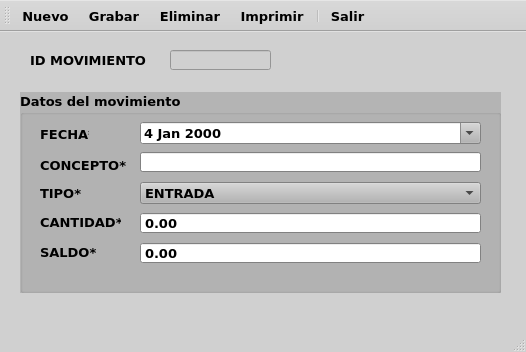
Before: the Qt Designer form ui/registro_ingresos_egresos.ui in EdwardsBC/SutrakomaqV2, drawn with Qt 5.
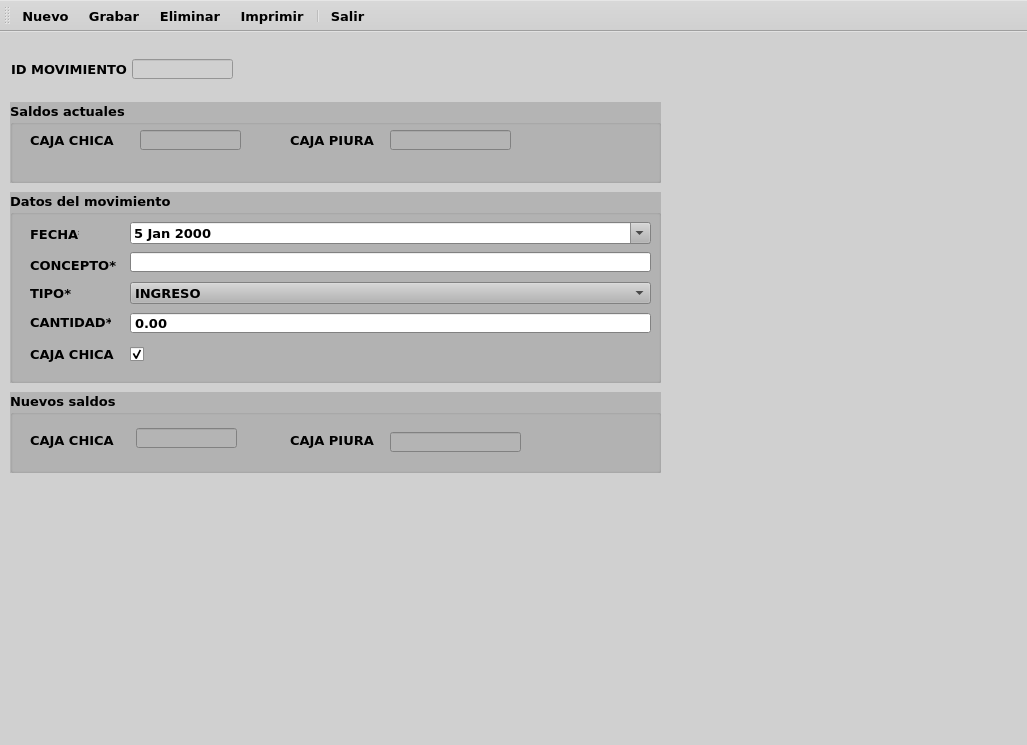
After: the same form once the commit is applied. Icons and pictures are not drawn.

Patch:
```diff
--- a/ui/registro_ingresos_egresos.ui
+++ b/ui/registro_ingresos_egresos.ui
@@ -6,8 +6,8 @@
    <rect>
     <x>0</x>
     <y>0</y>
-    <width>526</width>
-    <height>352</height>
+    <width>1027</width>
+    <height>745</height>
    </rect>
   </property>
   <property name="palette">
@@ -463,11 +463,31 @@
    <string>MainWindow</string>
   </property>
   <widget class="QWidget" name="centralwidget">
+   <widget class="QLineEdit" name="lineEdit">
+    <property name="enabled">
+     <bool>false</bool>
+    </property>
+    <property name="geometry">
+     <rect>
+      <x>132</x>
+      <y>27</y>
+      <width>101</width>
+      <height>20</height>
+     </rect>
+    </property>
+    <property name="font">
+     <font>
+      <family>Verdana</family>
+      <pointsize>10</pointsize>
+      <bold>true</bold>
+     </font>
+    </property>
+   </widget>
    <widget class="QLabel" name="label_5">
     <property name="geometry">
      <rect>
-      <x>30</x>
-      <y>20</y>
+      <x>11</x>
+      <y>29</y>
       <width>121</width>
       <height>16</height>
      </rect>
@@ -486,10 +506,10 @@
    <widget class="QGroupBox" name="groupBox_2">
     <property name="geometry">
      <rect>
-      <x>20</x>
-      <y>60</y>
-      <width>481</width>
-      <height>201</height>
+      <x>10</x>
+      <y>160</y>
+      <width>651</width>
+      <height>191</height>
      </rect>
     </property>
     <property name="palette">
@@ -999,25 +1019,12 @@
       <string>FECHA*</string>
      </property>
     </widget>
-    <widget class="QLabel" name="label_6">
-     <property name="geometry">
-      <rect>
-       <x>20</x>
-       <y>152</y>
-       <width>81</width>
-       <height>16</height>
-      </rect>
-     </property>
-     <property name="text">
-      <string>SALDO*</string>
-     </property>
-    </widget>
     <widget class="QDateEdit" name="dateEdit">
      <property name="geometry">
       <rect>
        <x>120</x>
        <y>30</y>
-       <width>341</width>
+       <width>521</width>
        <height>22</height>
       </rect>
      </property>
@@ -1026,12 +1033,12 @@
      </property>
      <property name="dateTime">
       <datetime>
-       <hour>13</hour>
+       <hour>19</hour>
        <minute>0</minute>
        <second>0</second>
        <year>2000</year>
        <month>1</month>
-       <day>4</day>
+       <day>5</day>
       </datetime>
      </property>
      <property name="currentSection">
@@ -1046,7 +1053,7 @@
       <rect>
        <x>120</x>
        <y>60</y>
-       <width>341</width>
+       <width>521</width>
        <height>20</height>
       </rect>
      </property>
@@ -1056,13 +1063,13 @@
       <rect>
        <x>120</x>
        <y>90</y>
-       <width>341</width>
+       <width>521</width>
        <height>22</height>
       </rect>
      </property>
      <item>
       <property name="text">
-       <string>ENTRADA</string>
+       <string>INGRESO</string>
       </property>
      </item>
      <item>
@@ -1076,7 +1083,7 @@
       <rect>
        <x>120</x>
        <y>120</y>
-       <width>341</width>
+       <width>521</width>
        <height>22</height>
       </rect>
      </property>
@@ -1090,38 +1097,1032 @@
       <double>9999999.990000000223517</double>
      </property>
     </widget>
-    <widget class="QDoubleSpinBox" name="doubleSpinBox_2">
+    <widget class="QCheckBox" name="checkBox">
      <property name="geometry">
       <rect>
        <x>120</x>
-       <y>150</y>
-       <width>341</width>
-       <height>22</height>
+       <y>152</y>
+       <width>21</width>
+       <height>20</height>
       </rect>
      </property>
-     <property name="frame">
+     <property name="text">
+      <string/>
+     </property>
+     <property name="checked">
       <bool>true</bool>
      </property>
-     <property name="buttonSymbols">
-      <enum>QAbstractSpinBox::NoButtons</enum>
+    </widget>
+    <widget class="QLabel" name="label_12">
+     <property name="geometry">
+      <rect>
+       <x>20</x>
+       <y>154</y>
+       <width>101</width>
+       <height>16</height>
+      </rect>
      </property>
-     <property name="maximum">
-      <double>9999999.990000000223517</double>
+     <property name="text">
+      <string>CAJA CHICA</string>
      </property>
     </widget>
    </widget>
-   <widget class="QLineEdit" name="lineEdit">
-    <property name="enabled">
-     <bool>false</bool>
+   <widget class="QGroupBox" name="groupBox_3">
+    <property name="geometry">
+     <rect>
+      <x>10</x>
+      <y>360</y>
+      <width>651</width>
+      <height>81</height>
+     </rect>
     </property>
+    <property name="palette">
+     <palette>
+      <active>
+       <colorrole role="WindowText">
+        <brush brushstyle="SolidPattern">
+         <color alpha="255">
+          <red>0</red>
+          <green>0</green>
+          <blue>0</blue>
+         </color>
+        </brush>
+       </colorrole>
+       <colorrole role="Button">
+        <brush brushstyle="SolidPattern">
+         <color alpha="255">
+          <red>180</red>
+          <green>180</green>
+          <blue>180</blue>
+         </color>
+        </brush>
+       </colorrole>
+       <colorrole role="Light">
+        <brush brushstyle="SolidPattern">
+         <color alpha="255">
+          <red>255</red>
+          <green>255</green>
+          <blue>255</blue>
+         </color>
+        </brush>
+       </colorrole>
+       <colorrole role="Midlight">
+        <brush brushstyle="SolidPattern">
+         <color alpha="255">
+          <red>217</red>
+          <green>217</green>
+          <blue>217</blue>
+         </color>
+        </brush>
+       </colorrole>
+       <colorrole role="Dark">
+        <brush brushstyle="SolidPattern">
+         <color alpha="255">
+          <red>90</red>
+          <green>90</green>
+          <blue>90</blue>
+         </color>
+        </brush>
+       </colorrole>
+       <colorrole role="Mid">
+        <brush brushstyle="SolidPattern">
+         <color alpha="255">
+          <red>120</red>
+          <green>120</green>
+          <blue>120</blue>
+         </color>
+        </brush>
+       </colorrole>
+       <colorrole role="Text">
+        <brush brushstyle="SolidPattern">
+         <color alpha="255">
+          <red>0</red>
+          <green>0</green>
+          <blue>0</blue>
+         </color>
+        </brush>
+       </colorrole>
+       <colorrole role="BrightText">
+        <brush brushstyle="SolidPattern">
+         <color alpha="255">
+          <red>255</red>
+          <green>255</green>
+          <blue>255</blue>
+         </color>
+        </brush>
+       </colorrole>
+       <colorrole role="ButtonText">
+        <brush brushstyle="SolidPattern">
+         <color alpha="255">
+          <red>0</red>
+          <green>0</green>
+          <blue>0</blue>
+         </color>
+        </brush>
+       </colorrole>
+       <colorrole role="Base">
+        <brush brushstyle="SolidPattern">
+         <color alpha="255">
+          <red>255</red>
+          <green>255</green>
+          <blue>255</blue>
+         </color>
+        </brush>
+       </colorrole>
+       <colorrole role="Window">
+        <brush brushstyle="SolidPattern">
+         <color alpha="255">
+          <red>180</red>
+          <green>180</green>
+          <blue>180</blue>
+         </color>
+        </brush>
+       </colorrole>
+       <colorrole role="Shadow">
+        <brush brushstyle="SolidPattern">
+         <color alpha="255">
+          <red>0</red>
+          <green>0</green>
+          <blue>0</blue>
+         </color>
+        </brush>
+       </colorrole>
+       <colorrole role="AlternateBase">
+        <brush brushstyle="SolidPattern">
+         <color alpha="255">
+          <red>217</red>
+          <green>217</green>
+          <blue>217</blue>
+         </color>
+        </brush>
+       </colorrole>
+       <colorrole role="ToolTipBase">
+        <brush brushstyle="SolidPattern">
+         <color alpha="255">
+          <red>255</red>
+          <green>255</green>
+          <blue>220</blue>
+         </color>
+        </brush>
+       </colorrole>
+       <colorrole role="ToolTipText">
+        <brush brushstyle="SolidPattern">
+         <color alpha="255">
+          <red>0</red>
+          <green>0</green>
+          <blue>0</blue>
+         </color>
+        </brush>
+       </colorrole>
+       <colorrole role="PlaceholderText">
+        <brush brushstyle="SolidPattern">
+         <color alpha="128">
+          <red>0</red>
+          <green>0</green>
+          <blue>0</blue>
+         </color>
+        </brush>
+       </colorrole>
+      </active>
+      <inactive>
+       <colorrole role="WindowText">
+        <brush brushstyle="SolidPattern">
+         <color alpha="255">
+          <red>0</red>
+          <green>0</green>
+          <blue>0</blue>
+         </color>
+        </brush>
+       </colorrole>
+       <colorrole role="Button">
+        <brush brushstyle="SolidPattern">
+         <color alpha="255">
+          <red>180</red>
+          <green>180</green>
+          <blue>180</blue>
+         </color>
+        </brush>
+       </colorrole>
+       <colorrole role="Light">
+        <brush brushstyle="SolidPattern">
+         <color alpha="255">
+          <red>255</red>
+          <green>255</green>
+          <blue>255</blue>
+         </color>
+        </brush>
+       </colorrole>
+       <colorrole role="Midlight">
+        <brush brushstyle="SolidPattern">
+         <color alpha="255">
+          <red>217</red>
+          <green>217</green>
+          <blue>217</blue>
+         </color>
+        </brush>
+       </colorrole>
+       <colorrole role="Dark">
+        <brush brushstyle="SolidPattern">
+         <color alpha="255">
+          <red>90</red>
+          <green>90</green>
+          <blue>90</blue>
+         </color>
+        </brush>
+       </colorrole>
+       <colorrole role="Mid">
+        <brush brushstyle="SolidPattern">
+         <color alpha="255">
+          <red>120</red>
+          <green>120</green>
+          <blue>120</blue>
+         </color>
+        </brush>
+       </colorrole>
+       <colorrole role="Text">
+        <brush brushstyle="SolidPattern">
+         <color alpha="255">
+          <red>0</red>
+          <green>0</green>
+          <blue>0</blue>
+         </color>
+        </brush>
+       </colorrole>
+       <colorrole role="BrightText">
+        <brush brushstyle="SolidPattern">
+         <color alpha="255">
+          <red>255</red>
+          <green>255</green>
+          <blue>255</blue>
+         </color>
+        </brush>
+       </colorrole>
+       <colorrole role="ButtonText">
+        <brush brushstyle="SolidPattern">
+         <color alpha="255">
+          <red>0</red>
+          <green>0</green>
+          <blue>0</blue>
+         </color>
+        </brush>
+       </colorrole>
+       <colorrole role="Base">
+        <brush brushstyle="SolidPattern">
+         <color alpha="255">
+          <red>255</red>
+          <green>255</green>
+          <blue>255</blue>
+         </color>
+        </brush>
+       </colorrole>
+       <colorrole role="Window">
+        <brush brushstyle="SolidPattern">
+         <color alpha="255">
+          <red>180</red>
+          <green>180</green>
+          <blue>180</blue>
+         </color>
+        </brush>
+       </colorrole>
+       <colorrole role="Shadow">
+        <brush brushstyle="SolidPattern">
+         <color alpha="255">
+          <red>0</red>
+          <green>0</green>
+          <blue>0</blue>
+         </color>
+        </brush>
+       </colorrole>
+       <colorrole role="AlternateBase">
+        <brush brushstyle="SolidPattern">
+         <color alpha="255">
+          <red>217</red>
+          <green>217</green>
+          <blue>217</blue>
+         </color>
+        </brush>
+       </colorrole>
+       <colorrole role="ToolTipBase">
+        <brush brushstyle="SolidPattern">
+         <color alpha="255">
+          <red>255</red>
+          <green>255</green>
+          <blue>220</blue>
+         </color>
+        </brush>
+       </colorrole>
+       <colorrole role="ToolTipText">
+        <brush brushstyle="SolidPattern">
+         <color alpha="255">
+          <red>0</red>
+          <green>0</green>
+          <blue>0</blue>
+         </color>
+        </brush>
+       </colorrole>
+       <colorrole role="PlaceholderText">
+        <brush brushstyle="SolidPattern">
+         <color alpha="128">
+          <red>0</red>
+          <green>0</green>
+          <blue>0</blue>
+         </color>
+        </brush>
+       </colorrole>
+      </inactive>
+      <disabled>
+       <colorrole role="WindowText">
+        <brush brushstyle="SolidPattern">
+         <color alpha="255">
+          <red>90</red>
+          <green>90</green>
+          <blue>90</blue>
+         </color>
+        </brush>
+       </colorrole>
+       <colorrole role="Button">
+        <brush brushstyle="SolidPattern">
+         <color alpha="255">
+          <red>180</red>
+          <green>180</green>
+          <blue>180</blue>
+         </color>
+        </brush>
+       </colorrole>
+       <colorrole role="Light">
+        <brush brushstyle="SolidPattern">
+         <color alpha="255">
+          <red>255</red>
+          <green>255</green>
+          <blue>255</blue>
+         </color>
+        </brush>
+       </colorrole>
+       <colorrole role="Midlight">
+        <brush brushstyle="SolidPattern">
+         <color alpha="255">
+          <red>217</red>
+          <green>217</green>
+          <blue>217</blue>
+         </color>
+        </brush>
+       </colorrole>
+       <colorrole role="Dark">
+        <brush brushstyle="SolidPattern">
+         <color alpha="255">
+          <red>90</red>
+          <green>90</green>
+          <blue>90</blue>
+         </color>
+        </brush>
+       </colorrole>
+       <colorrole role="Mid">
+        <brush brushstyle="SolidPattern">
+         <color alpha="255">
+          <red>120</red>
+          <green>120</green>
+          <blue>120</blue>
+         </color>
+        </brush>
+       </colorrole>
+       <colorrole role="Text">
+        <brush brushstyle="SolidPattern">
+         <color alpha="255">
+          <red>90</red>
+          <green>90</green>
+          <blue>90</blue>
+         </color>
+        </brush>
+       </colorrole>
+       <colorrole role="BrightText">
+        <brush brushstyle="SolidPattern">
+         <color alpha="255">
+          <red>255</red>
+          <green>255</green>
+          <blue>255</blue>
+         </color>
+        </brush>
+       </colorrole>
+       <colorrole role="ButtonText">
+        <brush brushstyle="SolidPattern">
+         <color alpha="255">
+          <red>90</red>
+          <green>90</green>
+          <blue>90</blue>
+         </color>
+        </brush>
+       </colorrole>
+       <colorrole role="Base">
+        <brush brushstyle="SolidPattern">
+         <color alpha="255">
+          <red>180</red>
+          <green>180</green>
+          <blue>180</blue>
+         </color>
+        </brush>
+       </colorrole>
+       <colorrole role="Window">
+        <brush brushstyle="SolidPattern">
+         <color alpha="255">
+          <red>180</red>
+          <green>180</green>
+          <blue>180</blue>
+         </color>
+        </brush>
+       </colorrole>
+       <colorrole role="Shadow">
+        <brush brushstyle="SolidPattern">
+         <color alpha="255">
+          <red>0</red>
+          <green>0</green>
+          <blue>0</blue>
+         </color>
+        </brush>
+       </colorrole>
+       <colorrole role="AlternateBase">
+        <brush brushstyle="SolidPattern">
+         <color alpha="255">
+          <red>180</red>
+          <green>180</green>
+          <blue>180</blue>
+         </color>
+        </brush>
+       </colorrole>
+       <colorrole role="ToolTipBase">
+        <brush brushstyle="SolidPattern">
+         <color alpha="255">
+          <red>255</red>
+          <green>255</green>
+          <blue>220</blue>
+         </color>
+        </brush>
+       </colorrole>
+       <colorrole role="ToolTipText">
+        <brush brushstyle="SolidPattern">
+         <color alpha="255">
+          <red>0</red>
+          <green>0</green>
+          <blue>0</blue>
+         </color>
+        </brush>
+       </colorrole>
+       <colorrole role="PlaceholderText">
+        <brush brushstyle="SolidPattern">
+         <color alpha="128">
+          <red>0</red>
+          <green>0</green>
+          <blue>0</blue>
+         </color>
+        </brush>
+       </colorrole>
+      </disabled>
+     </palette>
+    </property>
+    <property name="font">
+     <font>
+      <family>Verdana</family>
+      <pointsize>10</pointsize>
+      <bold>true</bold>
+     </font>
+    </property>
+    <property name="autoFillBackground">
+     <bool>true</bool>
+    </property>
+    <property name="title">
+     <string>Nuevos saldos</string>
+    </property>
+    <widget class="QLabel" name="label_15">
+     <property name="geometry">
+      <rect>
+       <x>20</x>
+       <y>40</y>
+       <width>101</width>
+       <height>16</height>
+      </rect>
+     </property>
+     <property name="font">
+      <font>
+       <family>Verdana</family>
+       <pointsize>10</pointsize>
+       <bold>true</bold>
+      </font>
+     </property>
+     <property name="text">
+      <string>CAJA CHICA</string>
+     </property>
+    </widget>
+    <widget class="QLineEdit" name="lineEdit_7">
+     <property name="enabled">
+      <bool>false</bool>
+     </property>
+     <property name="geometry">
+      <rect>
+       <x>126</x>
+       <y>36</y>
+       <width>101</width>
+       <height>20</height>
+      </rect>
+     </property>
+     <property name="font">
+      <font>
+       <family>Verdana</family>
+       <pointsize>10</pointsize>
+       <bold>true</bold>
+      </font>
+     </property>
+    </widget>
+    <widget class="QLineEdit" name="lineEdit_6">
+     <property name="enabled">
+      <bool>false</bool>
+     </property>
+     <property name="geometry">
+      <rect>
+       <x>380</x>
+       <y>40</y>
+       <width>131</width>
+       <height>20</height>
+      </rect>
+     </property>
+     <property name="font">
+      <font>
+       <family>Verdana</family>
+       <pointsize>10</pointsize>
+       <bold>true</bold>
+      </font>
+     </property>
+    </widget>
+    <widget class="QLabel" name="label_16">
+     <property name="geometry">
+      <rect>
+       <x>280</x>
+       <y>40</y>
+       <width>91</width>
+       <height>16</height>
+      </rect>
+     </property>
+     <property name="font">
+      <font>
+       <family>Verdana</family>
+       <pointsize>10</pointsize>
+       <bold>true</bold>
+      </font>
+     </property>
+     <property name="text">
+      <string>CAJA PIURA</string>
+     </property>
+    </widget>
+   </widget>
+   <widget class="QGroupBox" name="groupBox_4">
     <property name="geometry">
      <rect>
-      <x>170</x>
-      <y>18</y>
-      <width>101</width>
-      <height>20</height>
+      <x>10</x>
+      <y>70</y>
+      <width>651</width>
+      <height>81</height>
      </rect>
     </property>
+    <property name="palette">
+     <palette>
+      <active>
+       <colorrole role="WindowText">
+        <brush brushstyle="SolidPattern">
+         <color alpha="255">
+          <red>0</red>
+          <green>0</green>
+          <blue>0</blue>
+         </color>
+        </brush>
+       </colorrole>
+       <colorrole role="Button">
+        <brush brushstyle="SolidPattern">
+         <color alpha="255">
+          <red>180</red>
+          <green>180</green>
+          <blue>180</blue>
+         </color>
+        </brush>
+       </colorrole>
+       <colorrole role="Light">
+        <brush brushstyle="SolidPattern">
+         <color alpha="255">
+          <red>255</red>
+          <green>255</green>
+          <blue>255</blue>
+         </color>
+        </brush>
+       </colorrole>
+       <colorrole role="Midlight">
+        <brush brushstyle="SolidPattern">
+         <color alpha="255">
+          <red>217</red>
+          <green>217</green>
+          <blue>217</blue>
+         </color>
+        </brush>
+       </colorrole>
+       <colorrole role="Dark">
+        <brush brushstyle="SolidPattern">
+         <color alpha="255">
+          <red>90</red>
+          <green>90</green>
+          <blue>90</blue>
+         </color>
+        </brush>
+       </colorrole>
+       <colorrole role="Mid">
+        <brush brushstyle="SolidPattern">
+         <color alpha="255">
+          <red>120</red>
+          <green>120</green>
+          <blue>120</blue>
+         </color>
+        </brush>
+       </colorrole>
+       <colorrole role="Text">
+        <brush brushstyle="SolidPattern">
+         <color alpha="255">
+          <red>0</red>
+          <green>0</green>
+          <blue>0</blue>
+         </color>
+        </brush>
+       </colorrole>
+       <colorrole role="BrightText">
+        <brush brushstyle="SolidPattern">
+         <color alpha="255">
+          <red>255</red>
+          <green>255</green>
+          <blue>255</blue>
+         </color>
+        </brush>
+       </colorrole>
+       <colorrole role="ButtonText">
+        <brush brushstyle="SolidPattern">
+         <color alpha="255">
+          <red>0</red>
+          <green>0</green>
+          <blue>0</blue>
+         </color>
+        </brush>
+       </colorrole>
+       <colorrole role="Base">
+        <brush brushstyle="SolidPattern">
+         <color alpha="255">
+          <red>255</red>
+          <green>255</green>
+          <blue>255</blue>
+         </color>
+        </brush>
+       </colorrole>
+       <colorrole role="Window">
+        <brush brushstyle="SolidPattern">
+         <color alpha="255">
+          <red>180</red>
+          <green>180</green>
+          <blue>180</blue>
+         </color>
+        </brush>
+       </colorrole>
+       <colorrole role="Shadow">
+        <brush brushstyle="SolidPattern">
+         <color alpha="255">
+          <red>0</red>
+          <green>0</green>
+          <blue>0</blue>
+         </color>
+        </brush>
+       </colorrole>
+       <colorrole role="AlternateBase">
+        <brush brushstyle="SolidPattern">
+         <color alpha="255">
+          <red>217</red>
+          <green>217</green>
+          <blue>217</blue>
+         </color>
+        </brush>
+       </colorrole>
+       <colorrole role="ToolTipBase">
+        <brush brushstyle="SolidPattern">
+         <color alpha="255">
+          <red>255</red>
+          <green>255</green>
+          <blue>220</blue>
+         </color>
+        </brush>
+       </colorrole>
+       <colorrole role="ToolTipText">
+        <brush brushstyle="SolidPattern">
+         <color alpha="255">
+          <red>0</red>
+          <green>0</green>
+          <blue>0</blue>
+         </color>
+        </brush>
+       </colorrole>
+       <colorrole role="PlaceholderText">
+        <brush brushstyle="SolidPattern">
+         <color alpha="128">
+          <red>0</red>
+          <green>0</green>
+          <blue>0</blue>
+         </color>
+        </brush>
+       </colorrole>
+      </active>
+      <inactive>
+       <colorrole role="WindowText">
+        <brush brushstyle="SolidPattern">
+         <color alpha="255">
+          <red>0</red>
+          <green>0</green>
+          <blue>0</blue>
+         </color>
+        </brush>
+       </colorrole>
+       <colorrole role="Button">
+        <brush brushstyle="SolidPattern">
+         <color alpha="255">
+          <red>180</red>
+          <green>180</green>
+          <blue>180</blue>
+         </color>
+        </brush>
+       </colorrole>
+       <colorrole role="Light">
+        <brush brushstyle="SolidPattern">
+         <color alpha="255">
+          <red>255</red>
+          <green>255</green>
+          <blue>255</blue>
+         </color>
+        </brush>
+       </colorrole>
+       <colorrole role="Midlight">
+        <brush brushstyle="SolidPattern">
+         <color alpha="255">
+          <red>217</red>
+          <green>217</green>
+          <blue>217</blue>
+         </color>
+        </brush>
+       </colorrole>
+       <colorrole role="Dark">
+        <brush brushstyle="SolidPattern">
+         <color alpha="255">
+          <red>90</red>
+          <green>90</green>
+          <blue>90</blue>
+         </color>
+        </brush>
+       </colorrole>
+       <colorrole role="Mid">
+        <brush brushstyle="SolidPattern">
+         <color alpha="255">
+          <red>120</red>
+          <green>120</green>
+          <blue>120</blue>
+         </color>
+        </brush>
+       </colorrole>
+       <colorrole role="Text">
+        <brush brushstyle="SolidPattern">
+         <color alpha="255">
+          <red>0</red>
+          <green>0</green>
+          <blue>0</blue>
+         </color>
+        </brush>
+       </colorrole>
+       <colorrole role="BrightText">
+        <brush brushstyle="SolidPattern">
+         <color alpha="255">
+          <red>255</red>
+          <green>255</green>
+          <blue>255</blue>
+         </color>
+        </brush>
+       </colorrole>
+       <colorrole role="ButtonText">
+        <brush brushstyle="SolidPattern">
+         <color alpha="255">
+          <red>0</red>
+          <green>0</green>
+          <blue>0</blue>
+         </color>
+        </brush>
+       </colorrole>
+       <colorrole role="Base">
+        <brush brushstyle="SolidPattern">
+         <color alpha="255">
+          <red>255</red>
+          <green>255</green>
+          <blue>255</blue>
+         </color>
+        </brush>
+       </colorrole>
+       <colorrole role="Window">
+        <brush brushstyle="SolidPattern">
+         <color alpha="255">
+          <red>180</red>
+          <green>180</green>
+          <blue>180</blue>
+         </color>
+        </brush>
+       </colorrole>
+       <colorrole role="Shadow">
+        <brush brushstyle="SolidPattern">
+         <color alpha="255">
+          <red>0</red>
+          <green>0</green>
+          <blue>0</blue>
+         </color>
+        </brush>
+       </colorrole>
+       <colorrole role="AlternateBase">
+        <brush brushstyle="SolidPattern">
+         <color alpha="255">
+          <red>217</red>
+          <green>217</green>
+          <blue>217</blue>
+         </color>
+        </brush>
+       </colorrole>
+       <colorrole role="ToolTipBase">
+        <brush brushstyle="SolidPattern">
+         <color alpha="255">
+          <red>255</red>
+          <green>255</green>
+          <blue>220</blue>
+         </color>
+        </brush>
+       </colorrole>
+       <colorrole role="ToolTipText">
+        <brush brushstyle="SolidPattern">
+         <color alpha="255">
+          <red>0</red>
+          <green>0</green>
+          <blue>0</blue>
+         </color>
+        </brush>
+       </colorrole>
+       <colorrole role="PlaceholderText">
+        <brush brushstyle="SolidPattern">
+         <color alpha="128">
+          <red>0</red>
+          <green>0</green>
+          <blue>0</blue>
+         </color>
+        </brush>
+       </colorrole>
+      </inactive>
+      <disabled>
+       <colorrole role="WindowText">
+        <brush brushstyle="SolidPattern">
+         <color alpha="255">
+          <red>90</red>
+          <green>90</green>
+          <blue>90</blue>
+         </color>
+        </brush>
+       </colorrole>
+       <colorrole role="Button">
+        <brush brushstyle="SolidPattern">
+         <color alpha="255">
+          <red>180</red>
+          <green>180</green>
+          <blue>180</blue>
+         </color>
+        </brush>
+       </colorrole>
+       <colorrole role="Light">
+        <brush brushstyle="SolidPattern">
+         <color alpha="255">
+          <red>255</red>
+          <green>255</green>
+          <blue>255</blue>
+         </color>
+        </brush>
+       </colorrole>
+       <colorrole role="Midlight">
+        <brush brushstyle="SolidPattern">
+         <color alpha="255">
+          <red>217</red>
+          <green>217</green>
+          <blue>217</blue>
+         </color>
+        </brush>
+       </colorrole>
+       <colorrole role="Dark">
+        <brush brushstyle="SolidPattern">
+         <color alpha="255">
+          <red>90</red>
+          <green>90</green>
+          <blue>90</blue>
+         </color>
+        </brush>
+       </colorrole>
+       <colorrole role="Mid">
+        <brush brushstyle="SolidPattern">
+         <color alpha="255">
+          <red>120</red>
+          <green>120</green>
+          <blue>120</blue>
+         </color>
+        </brush>
+       </colorrole>
+       <colorrole role="Text">
+        <brush brushstyle="SolidPattern">
+         <color alpha="255">
+          <red>90</red>
+          <green>90</green>
+          <blue>90</blue>
+         </color>
+        </brush>
+       </colorrole>
+       <colorrole role="BrightText">
+        <brush brushstyle="SolidPattern">
+         <color alpha="255">
+          <red>255</red>
+          <green>255</green>
+          <blue>255</blue>
+         </color>
+        </brush>
+       </colorrole>
+       <colorrole role="ButtonText">
+        <brush brushstyle="SolidPattern">
+         <color alpha="255">
+          <red>90</red>
+          <green>90</green>
+          <blue>90</blue>
+         </color>
+        </brush>
+       </colorrole>
+       <colorrole role="Base">
+        <brush brushstyle="SolidPattern">
+         <color alpha="255">
+          <red>180</red>
+          <green>180</green>
+          <blue>180</blue>
+         </color>
+        </brush>
+       </colorrole>
+       <colorrole role="Window">
+        <brush brushstyle="SolidPattern">
+         <color alpha="255">
+          <red>180</red>
+          <green>180</green>
+          <blue>180</blue>
+         </color>
+        </brush>
+       </colorrole>
+       <colorrole role="Shadow">
+        <brush brushstyle="SolidPattern">
+         <color alpha="255">
+          <red>0</red>
+          <green>0</green>
+          <blue>0</blue>
+         </color>
+        </brush>
+       </colorrole>
+       <colorrole role="AlternateBase">
+        <brush brushstyle="SolidPattern">
+         <color alpha="255">
+          <red>180</red>
+          <green>180</green>
+          <blue>180</blue>
+         </color>
+        </brush>
+       </colorrole>
+       <colorrole role="ToolTipBase">
+        <brush brushstyle="SolidPattern">
+         <color alpha="255">
+          <red>255</red>
+          <green>255</green>
+          <blue>220</blue>
+         </color>
+        </brush>
+       </colorrole>
+       <colorrole role="ToolTipText">
+        <brush brushstyle="SolidPattern">
+         <color alpha="255">
+          <red>0</red>
+          <green>0</green>
+          <blue>0</blue>
+         </color>
+        </brush>
+       </colorrole>
+       <colorrole role="PlaceholderText">
+        <brush brushstyle="SolidPattern">
+         <color alpha="128">
+          <red>0</red>
+          <green>0</green>
+          <blue>0</blue>
+         </color>
+        </brush>
+       </colorrole>
+      </disabled>
+     </palette>
+    </property>
     <property name="font">
      <font>
       <family>Verdana</family>
@@ -1129,19 +2130,94 @@
       <bold>true</bold>
      </font>
     </property>
+    <property name="autoFillBackground">
+     <bool>true</bool>
+    </property>
+    <property name="title">
+     <string>Saldos actuales</string>
+    </property>
+    <widget class="QLineEdit" name="lineEdit_4">
+     <property name="enabled">
+      <bool>false</bool>
+     </property>
+     <property name="geometry">
+      <rect>
+       <x>380</x>
+       <y>28</y>
+       <width>121</width>
+       <height>20</height>
+      </rect>
+     </property>
+     <property name="font">
+      <font>
+       <family>Verdana</family>
+       <pointsize>10</pointsize>
+       <bold>true</bold>
+      </font>
+     </property>
+    </widget>
+    <widget class="QLabel" name="label_13">
+     <property name="geometry">
+      <rect>
+       <x>20</x>
+       <y>30</y>
+       <width>101</width>
+       <height>16</height>
+      </rect>
+     </property>
+     <property name="font">
+      <font>
+       <family>Verdana</family>
+       <pointsize>10</pointsize>
+       <bold>true</bold>
+      </font>
+     </property>
+     <property name="text">
+      <string>CAJA CHICA</string>
+     </property>
+    </widget>
+    <widget class="QLabel" name="label_14">
+     <property name="geometry">
+      <rect>
+       <x>280</x>
+       <y>30</y>
+       <width>91</width>
+       <height>16</height>
+      </rect>
+     </property>
+     <property name="font">
+      <font>
+       <family>Verdana</family>
+       <pointsize>10</pointsize>
+       <bold>true</bold>
+      </font>
+     </property>
+     <property name="text">
+      <string>CAJA PIURA</string>
+     </property>
+    </widget>
+    <widget class="QLineEdit" name="lineEdit_5">
+     <property name="enabled">
+      <bool>false</bool>
+     </property>
+     <property name="geometry">
+      <rect>
+       <x>130</x>
+       <y>28</y>
+       <width>101</width>
+       <height>20</height>
+      </rect>
+     </property>
+     <property name="font">
+      <font>
+       <family>Verdana</family>
+       <pointsize>10</pointsize>
+       <bold>true</bold>
+      </font>
+     </property>
+    </widget>
    </widget>
   </widget>
-  <widget class="QMenuBar" name="menubar">
-   <property name="geometry">
-    <rect>
-     <x>0</x>
-     <y>0</y>
-     <width>526</width>
-     <height>22</height>
-    </rect>
-   </property>
-  </widget>
-  <widget class="QStatusBar" name="statusbar"/>
   <widget class="QToolBar" name="toolBar">
    <property name="windowTitle">
     <string>toolBar</string>
```
Left out of the diff: 20 changed lines with no effect on the pictures.
